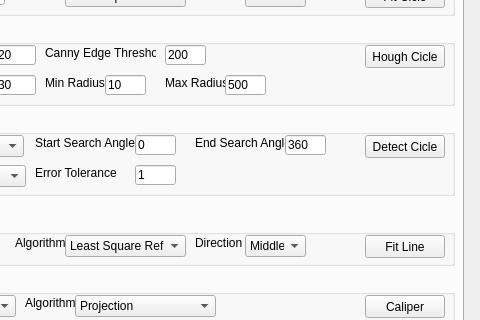
hceng123/VisionLibrary, file VisionWidget/visionwidget.ui: the form before one commit; both pictures show x 877 to 1357 and y 148 to 468 of the 1357 by 768 pixel window.
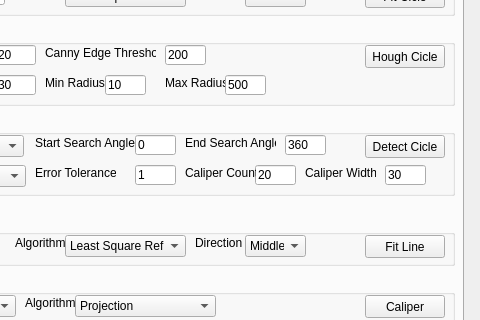
The form after the commit. The open tabs and pages were chosen to show the change. Custom widgets are drawn as their Qt base class.

Commit message:
Add nCaliperCount and fCaliperWidth for PR_DETECT_CIRCLE_CMD.
Add nCaliperCount and fCaliperWidth for PR_DETECT_CIRCLE_CMD.

Diff of the .ui file:
```diff
--- a/VisionWidget/visionwidget.ui
+++ b/VisionWidget/visionwidget.ui
@@ -942,7 +942,7 @@
       <widget class="QLabel" name="labelDetectCircleEndSrchAngle">
        <property name="geometry">
         <rect>
-         <x>330</x>
+         <x>320</x>
          <y>20</y>
          <width>91</width>
          <height>16</height>
@@ -1071,6 +1071,64 @@
         <string>Attribute</string>
        </property>
       </widget>
+      <widget class="QLineEdit" name="lineEditDetectCircleCaliperCount">
+       <property name="geometry">
+        <rect>
+         <x>390</x>
+         <y>50</y>
+         <width>41</width>
+         <height>20</height>
+        </rect>
+       </property>
+       <property name="inputMethodHints">
+        <set>Qt::ImhDigitsOnly</set>
+       </property>
+       <property name="text">
+        <string>20</string>
+       </property>
+      </widget>
+      <widget class="QLabel" name="labelDetectCircleCaliperCount">
+       <property name="geometry">
+        <rect>
+         <x>320</x>
+         <y>50</y>
+         <width>71</width>
+         <height>16</height>
+        </rect>
+       </property>
+       <property name="text">
+        <string>Caliper Count</string>
+       </property>
+      </widget>
+      <widget class="QLineEdit" name="lineEditDetectCircleCaliperWidth">
+       <property name="geometry">
+        <rect>
+         <x>520</x>
+         <y>50</y>
+         <width>41</width>
+         <height>20</height>
+        </rect>
+       </property>
+       <property name="inputMethodHints">
+        <set>Qt::ImhDigitsOnly</set>
+       </property>
+       <property name="text">
+        <string>30</string>
+       </property>
+      </widget>
+      <widget class="QLabel" name="labelDetectCircleCaliperWidth">
+       <property name="geometry">
+        <rect>
+         <x>440</x>
+         <y>50</y>
+         <width>71</width>
+         <height>16</height>
+        </rect>
+       </property>
+       <property name="text">
+        <string>Caliper Width</string>
+       </property>
+      </widget>
      </widget>
     </widget>
     <widget class="QWidget" name="tabAlignment">
```
The commit also changes 3 other files.
